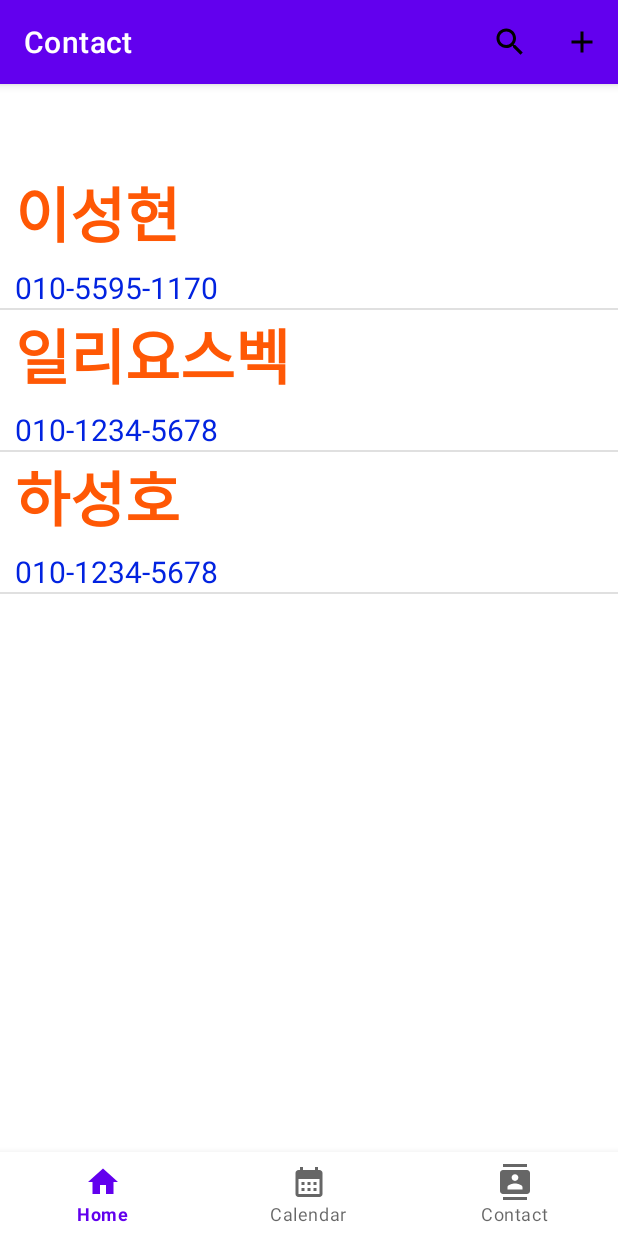
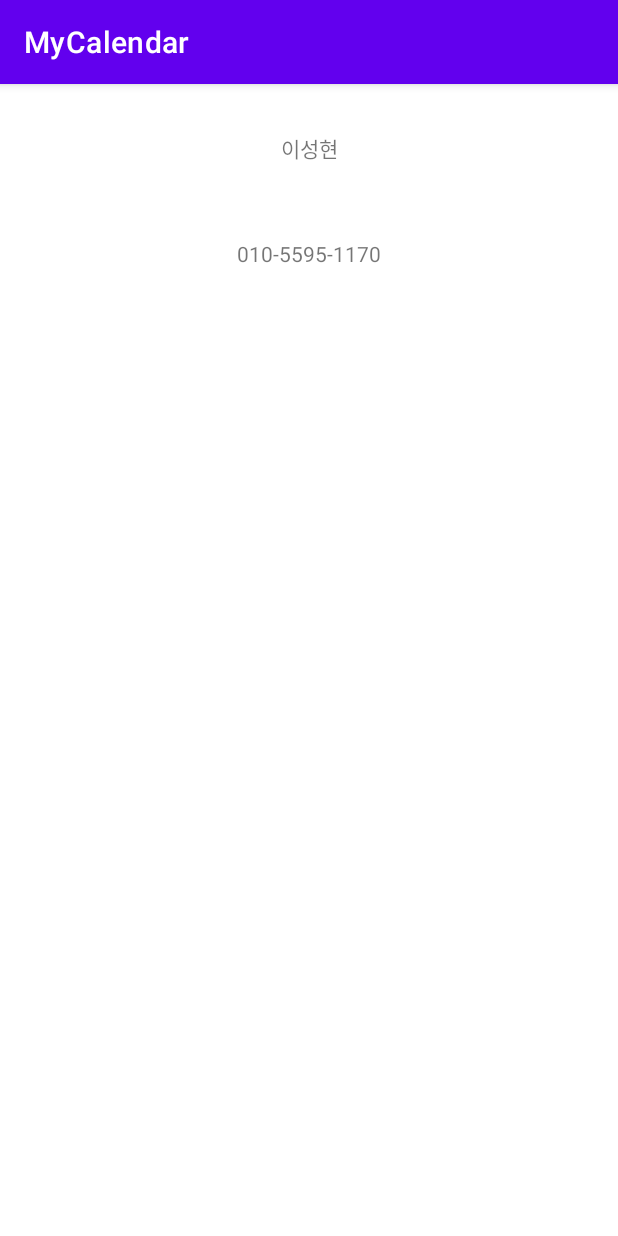
Before and after one commit to SHyeonL/2022-2_MobP_MyCalendar, an Android app: the ContactFragment screen opened through its navigation route, after a tap on "이성현", on a phone screen of 412 x 824 dp. Run offline under Robolectric (Android 15) with nearby library versions, the phone set to English and light mode, and no system bars; our stand-ins replace navigation-ui.

Commit message:
리스트뷰 클릭 시 상세 페이지 연결

```diff
--- a/MyCalendar/app/src/main/AndroidManifest.xml
+++ b/MyCalendar/app/src/main/AndroidManifest.xml
@@ -12,6 +12,13 @@
         android:supportsRtl="true"
         android:theme="@style/Theme.MyCalendar"
         tools:targetApi="31">
+        <activity
+            android:name=".ui.Contact.DetailContactViewActivity"
+            android:exported="false">
+            <meta-data
+                android:name="android.app.lib_name"
+                android:value="" />
+        </activity>
         <activity
             android:name=".ui.SearchActivity"
             android:exported="false">
--- a/MyCalendar/app/src/main/java/com/example/mycalendar/ui/Contact/ContactFragment.java
+++ b/MyCalendar/app/src/main/java/com/example/mycalendar/ui/Contact/ContactFragment.java
@@ -17,7 +17,6 @@ import androidx.fragment.app.Fragment;
 
 import com.example.mycalendar.R;
 import com.example.mycalendar.databinding.FragmentContactBinding;
-import com.example.mycalendar.ui.Calendar.toDoItem;
 import com.example.mycalendar.ui.SearchActivity;
 
 import java.util.ArrayList;
@@ -46,7 +45,10 @@ public class ContactFragment extends Fragment {
             @Override
             public void onItemClick(AdapterView<?> adapterView, View view, int position, long id) {
                 ContactItem item = (ContactItem) adapter.getItem(position);
-                Toast.makeText(getActivity().getApplicationContext(), "선택 : " + item.getName(), Toast.LENGTH_LONG).show();
+                Intent intent = new Intent(getActivity(), DetailContactViewActivity.class);
+                intent.putExtra("name", item.getName());
+                intent.putExtra("number", item.getPhoneNum());
+                startActivity(intent);
             }
         });
         return root;
--- /dev/null
+++ b/MyCalendar/app/src/main/java/com/example/mycalendar/ui/Contact/DetailContactViewActivity.java
@@ -0,0 +1,27 @@
+package com.example.mycalendar.ui.Contact;
+
+import androidx.appcompat.app.AppCompatActivity;
+
+import android.content.Intent;
+import android.os.Bundle;
+
+import com.example.mycalendar.R;
+import com.example.mycalendar.databinding.ActivityDetailContactViewBinding;
+
+public class DetailContactViewActivity extends AppCompatActivity {
+
+    Intent intent;
+    private ActivityDetailContactViewBinding binding;
+    @Override
+    protected void onCreate(Bundle savedInstanceState) {
+        super.onCreate(savedInstanceState);
+        binding = ActivityDetailContactViewBinding.inflate(getLayoutInflater());
+        setContentView(binding.getRoot());
+        intent = getIntent();
+        String name = intent.getStringExtra("name");
+        String number = intent.getStringExtra("number");
+
+        binding.textDetailName.setText(name);
+        binding.textDetailNumber.setText(number);
+    }
+}
--- /dev/null
+++ b/MyCalendar/app/src/main/res/layout/activity_detail_contact_view.xml
@@ -0,0 +1,28 @@
+<?xml version="1.0" encoding="utf-8"?>
+<androidx.constraintlayout.widget.ConstraintLayout xmlns:android="http://schemas.android.com/apk/res/android"
+    xmlns:app="http://schemas.android.com/apk/res-auto"
+    xmlns:tools="http://schemas.android.com/tools"
+    android:layout_width="match_parent"
+    android:layout_height="match_parent"
+    tools:context=".ui.Contact.DetailContactViewActivity">
+
+    <TextView
+        android:id="@+id/textDetailName"
+        android:layout_width="wrap_content"
+        android:layout_height="wrap_content"
+        android:layout_marginTop="32dp"
+        android:text="이름"
+        app:layout_constraintEnd_toEndOf="parent"
+        app:layout_constraintStart_toStartOf="parent"
+        app:layout_constraintTop_toTopOf="parent" />
+
+    <TextView
+        android:id="@+id/textDetailNumber"
+        android:layout_width="wrap_content"
+        android:layout_height="wrap_content"
+        android:layout_marginTop="50dp"
+        android:text="전화번호"
+        app:layout_constraintEnd_toEndOf="parent"
+        app:layout_constraintStart_toStartOf="parent"
+        app:layout_constraintTop_toBottomOf="@+id/textDetailName" />
+</androidx.constraintlayout.widget.ConstraintLayout>
```
